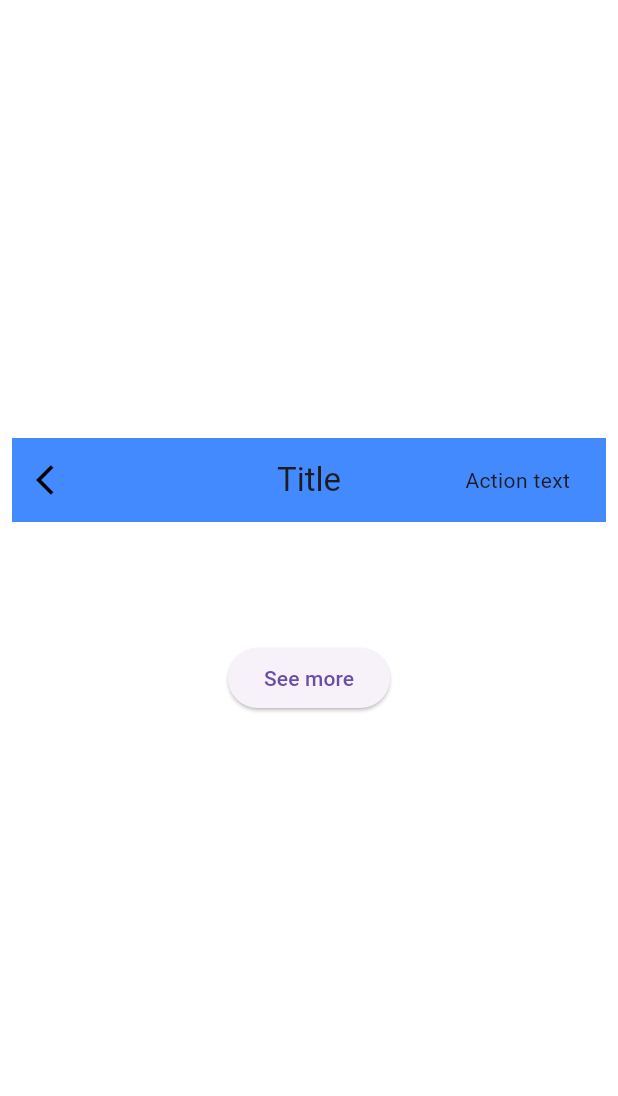
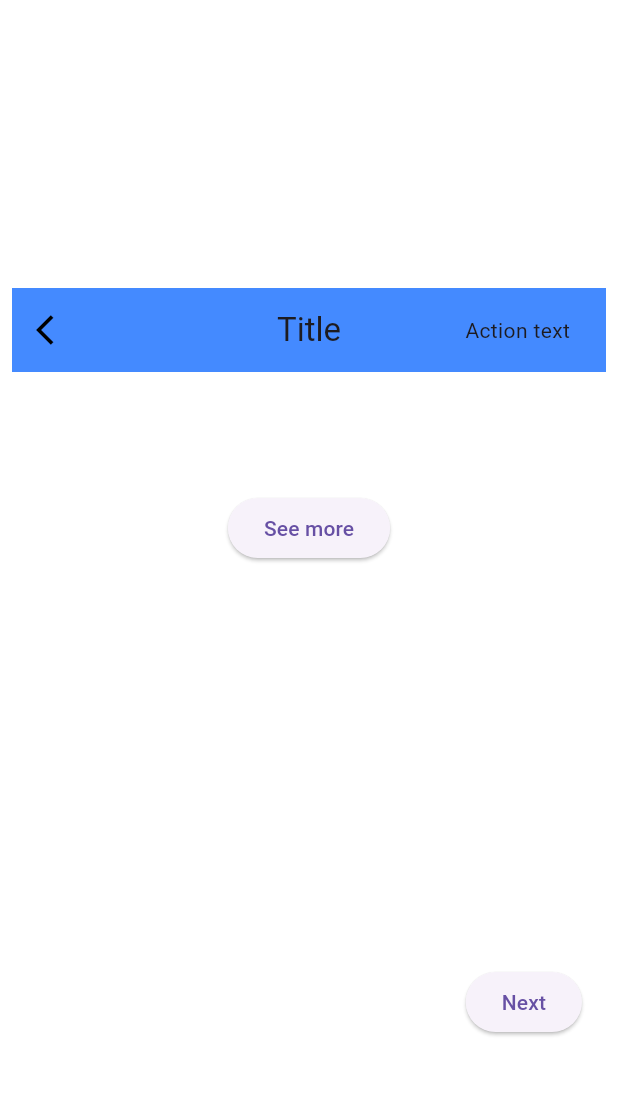
Before and after one commit to Danis96/cmt_widgets, a Flutter app: the screen it shows after launch, on a phone screen of 412 x 824 dp, the part 84-1180 px from its top. Run offline on Flutter 3.47's test engine with Material 3 defaults, Android fonts, the phone set to English and light mode, and no system bars; drawn by our look-alikes of expandable_page_view; our stand-ins replace cached_network_image, fl_chart, flutter_mobx, flutter_spinkit, flutter_svg, flutter_widget_from_html_core and 7 more; generated files the repository leaves out were written again; Roboto replaces fonts that are missing (SourceSansPro).

Commit message:
added previous and next buttons

```diff
--- a/lib/app/utils/helpers/list_of_widgets.dart
+++ b/lib/app/utils/helpers/list_of_widgets.dart
@@ -67,7 +67,6 @@ List<Widget> listOfWidgets(BuildContext context, GlobalKey<ScaffoldState> scaffo
           titleColor: Colors.white,
         ),
       ),
-
       /// ALERT CARD
       Hero(
         tag: 'AW_AlertCard',
--- a/lib/app/view/home_page/home_page.dart
+++ b/lib/app/view/home_page/home_page.dart
@@ -1,6 +1,5 @@
 import 'package:cmt/routing/routes.dart';
 import 'package:expandable_page_view/expandable_page_view.dart';
-import 'package:flutter/cupertino.dart';
 import 'package:flutter/material.dart';
 import 'package:flutter_mobx/flutter_mobx.dart';
 
@@ -34,7 +33,12 @@ class _HomePageState extends State<HomePage> {
 
   @override
   Widget build(BuildContext context) {
-    return Scaffold(key: _scaffoldKey, appBar: _buildAppBar(context), body: _buildBody(context, _scaffoldKey));
+    return Scaffold(
+      key: _scaffoldKey,
+      appBar: _buildAppBar(context),
+      body: _buildBody(context, _scaffoldKey),
+      bottomNavigationBar: _buildControllerArrows(context),
+    );
   }
 
   PreferredSizeWidget _buildAppBar(BuildContext context) => AppBar(title: const Text('CMT Widgets'));
@@ -47,9 +51,11 @@ class _HomePageState extends State<HomePage> {
           mainAxisAlignment: MainAxisAlignment.center,
           children: [
             ExpandablePageView(
+              controller: widgetStore.pageController,
               animateFirstPage: true,
               padEnds: true,
               onPageChanged: (int pageNum) {
+                widgetStore.setPageNum(pageNum);
                 widgetStore.setWidgetKey(listOfWidgets(context, scaffoldKey)[pageNum].key.toString());
                 widgetStore.setCorrectDescription();
                 widgetStore.setSingleWidget(widgetStore.widgetModelList[pageNum]);
@@ -57,22 +63,26 @@ class _HomePageState extends State<HomePage> {
               children: listOfWidgets(context, scaffoldKey).toList(),
             ),
             const SizedBox(height: 30),
-            Observer(
-              builder: (BuildContext context) {
-                return Text(
-                  widgetStore.description.isNotEmpty
-                      ? widgetStore.description
-                      : widgetStore.widgetModelList.isNotEmpty
-                          ? widgetStore.widgetModelList.first.description
-                          : '',
-                );
-              },
-            ),
+            _buildDescription(context),
             const SizedBox(height: 30),
             _buildSeeMore(context),
           ],
         ),
       ),
+    );
+  }
+
+  Widget _buildDescription(BuildContext context) {
+    return Observer(
+      builder: (BuildContext context) {
+        return Text(
+          widgetStore.description.isNotEmpty
+              ? widgetStore.description
+              : widgetStore.widgetModelList.isNotEmpty
+                  ? widgetStore.widgetModelList.first.description
+                  : '',
+        );
+      },
     );
   }
 
@@ -85,4 +95,42 @@ class _HomePageState extends State<HomePage> {
       child: const Text('See more'),
     );
   }
+
+  Widget _buildControllerArrows(BuildContext context) {
+    return Observer(
+      builder: (BuildContext context) {
+        return Container(
+          height: 200,
+          padding: const EdgeInsets.symmetric(horizontal: 24),
+          child: Row(
+            mainAxisAlignment: MainAxisAlignment.spaceBetween,
+            children: <Widget>[
+              widgetStore.pageNum == 0
+                  ? const SizedBox()
+                  : ElevatedButton(
+                      onPressed: () {
+                        widgetStore.pageController.previousPage(
+                          duration: const Duration(milliseconds: 400),
+                          curve: Curves.easeInOut,
+                        );
+                      },
+                      child: Text('Previous'),
+                    ),
+              widgetStore.pageNum == widgetStore.widgetModelList.length - 1
+                  ? const SizedBox()
+                  : ElevatedButton(
+                      onPressed: () {
+                        widgetStore.pageController.nextPage(
+                          duration: const Duration(milliseconds: 400),
+                          curve: Curves.easeInOut,
+                        );
+                      },
+                      child: Text('Next'),
+                    ),
+            ],
+          ),
+        );
+      },
+    );
+  }
 }
```
Also changed, not shown: lib/app/stores/widget_store.dart (+16 -8 lines), lib/app/view/details/widget_details.dart (+3 -11 lines), lib/app/stores/widget_store.g.dart.
